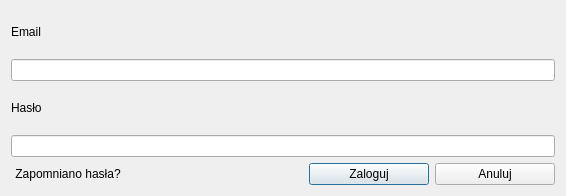
Before: the Qt Designer form usemaps_lite/ui/login.ui in gis-support/usemaps-lite-plugin, drawn with Qt 5.
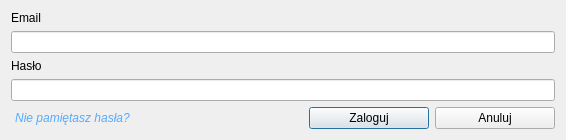
After: the same form once the commit is applied. Custom widgets are drawn as their Qt base class.

The edit to the form file:
```diff
--- a/usemaps_lite/ui/login.ui
+++ b/usemaps_lite/ui/login.ui
@@ -7,19 +7,19 @@
     <x>0</x>
     <y>0</y>
     <width>566</width>
-    <height>196</height>
+    <height>140</height>
    </rect>
   </property>
   <property name="minimumSize">
    <size>
     <width>566</width>
-    <height>196</height>
+    <height>140</height>
    </size>
   </property>
   <property name="maximumSize">
    <size>
     <width>566</width>
-    <height>196</height>
+    <height>140</height>
    </size>
   </property>
   <property name="windowTitle">
@@ -50,8 +50,17 @@
     <layout class="QHBoxLayout" name="horizontalLayout">
      <item>
       <widget class="QPushButton" name="forgot_pwd_button">
+       <property name="font">
+        <font>
+         <italic>true</italic>
+         <underline>false</underline>
+        </font>
+       </property>
+       <property name="styleSheet">
+        <string notr="true">color: rgb(85, 170, 255);</string>
+       </property>
        <property name="text">
-        <string>Zapomniano hasła?</string>
+        <string>Nie pamiętasz hasła?</string>
        </property>
        <property name="autoDefault">
         <bool>false</bool>
```
